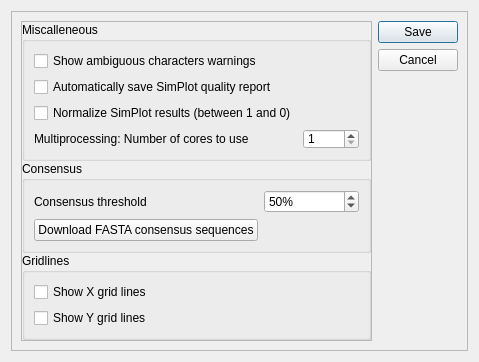
Qt form PyQt5_gui/PyQT5_project/app_settings.ui (Stephane-S/Simplot_PlusPlus) before a commit.
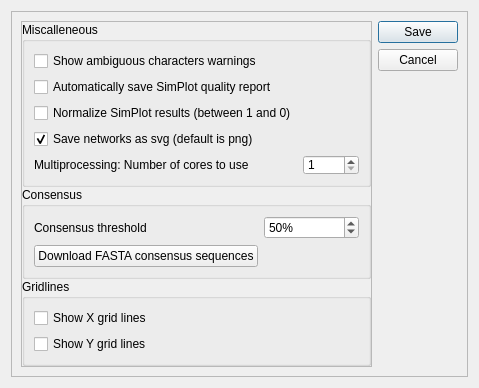
The same form after that commit.

Diff of the .ui file:
```diff
--- a/PyQt5_gui/PyQT5_project/app_settings.ui
+++ b/PyQt5_gui/PyQT5_project/app_settings.ui
@@ -65,6 +65,13 @@
             <string>Miscalleneous</string>
            </property>
            <layout class="QGridLayout" name="gridLayout_2">
+            <item row="2" column="0">
+             <widget class="QCheckBox" name="checkBox_normalize_simplot">
+              <property name="text">
+               <string>Normalize SimPlot results (between 1 and 0)</string>
+              </property>
+             </widget>
+            </item>
             <item row="1" column="0">
              <widget class="QCheckBox" name="checkBox_save_qual_report">
               <property name="text">
@@ -72,13 +79,6 @@
               </property>
              </widget>
             </item>
-            <item row="3" column="0">
-             <widget class="QLabel" name="label_2">
-              <property name="text">
-               <string>Multiprocessing: Number of cores to use</string>
-              </property>
-             </widget>
-            </item>
             <item row="0" column="0">
              <widget class="QCheckBox" name="checkBox_ambi_warning">
               <property name="text">
@@ -86,14 +86,7 @@
               </property>
              </widget>
             </item>
-            <item row="2" column="0">
-             <widget class="QCheckBox" name="checkBox_normalize_simplot">
-              <property name="text">
-               <string>Normalize SimPlot results (between 1 and 0)</string>
-              </property>
-             </widget>
-            </item>
-            <item row="3" column="1">
+            <item row="4" column="1">
              <widget class="QSpinBox" name="spinBox_nprocs">
               <property name="sizePolicy">
                <sizepolicy hsizetype="Minimum" vsizetype="Minimum">
@@ -118,6 +111,26 @@
               </property>
              </widget>
             </item>
+            <item row="4" column="0">
+             <widget class="QLabel" name="label_2">
+              <property name="text">
+               <string>Multiprocessing: Number of cores to use</string>
+              </property>
+             </widget>
+            </item>
+            <item row="3" column="0">
+             <widget class="QCheckBox" name="checkBox_network_svg">
+              <property name="text">
+               <string>Save networks as svg (default is png)</string>
+              </property>
+              <property name="checked">
+               <bool>true</bool>
+              </property>
+              <property name="tristate">
+               <bool>false</bool>
+              </property>
+             </widget>
+            </item>
            </layout>
           </widget>
          </item>
```
